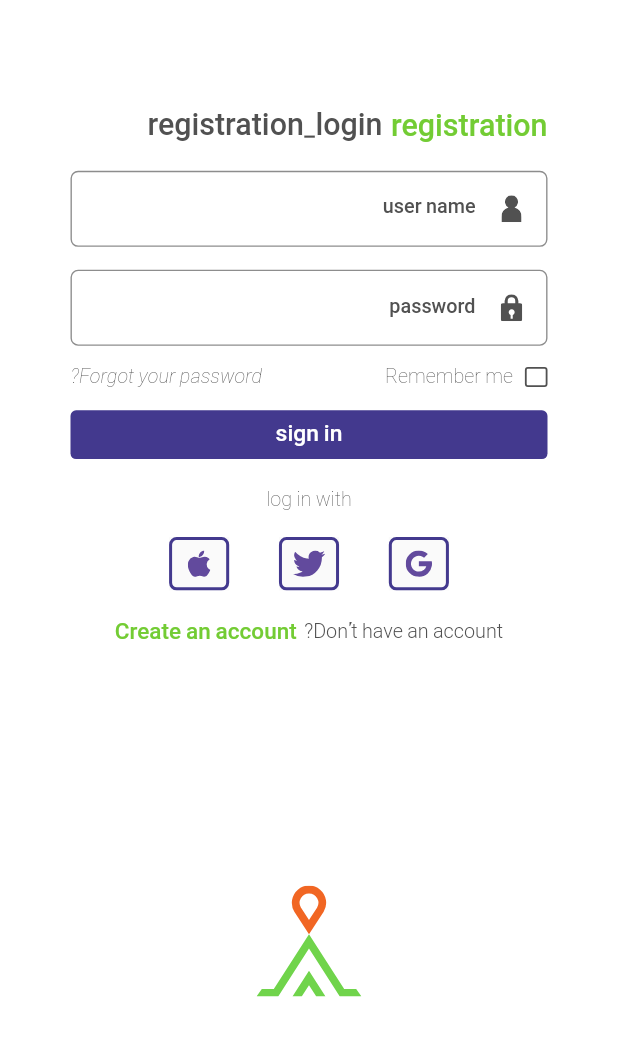
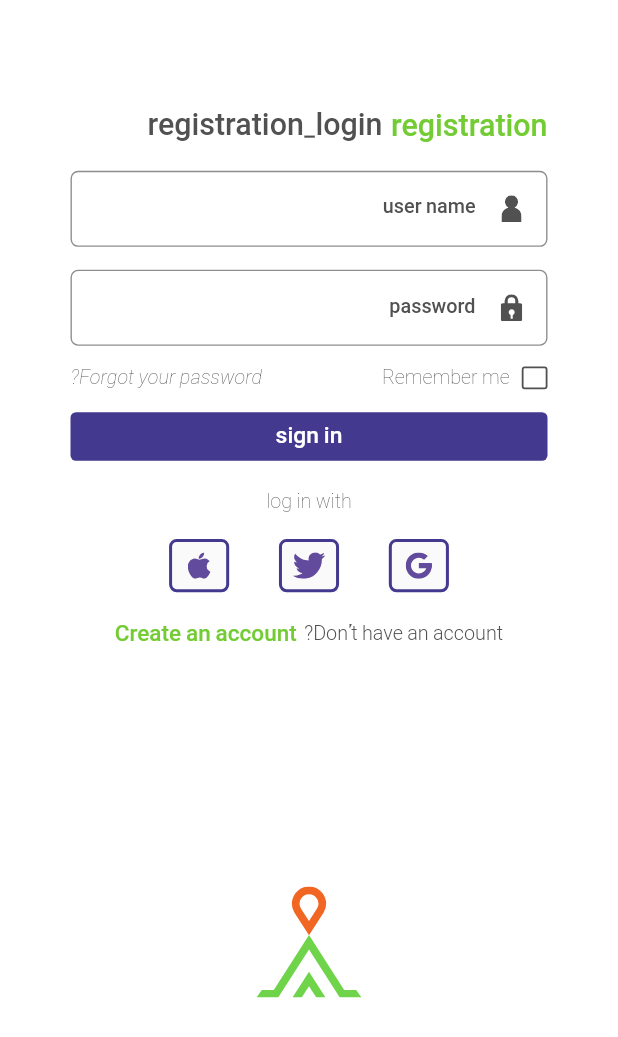
Before and after one commit to MahmedRahman/Tirhaly, a Flutter app: the LoginView screen opened directly, after a tap on "sign in", on a phone screen of 412 x 824 dp. Shown: the top 1037 px of the screen. Run offline on Flutter 3.47's test engine with Material 2 defaults, Android fonts, the phone set to English and light mode, and no system bars; our stand-ins replace animate_do, flutter_screenutil, flutter_svg, fluttertoast, get, page_transition and 2 more; statements that could not run were skipped.

Commit message:
fix checkbox

```diff
--- a/lib/features/auth/presentation/widgets/custom_titiled_check_box.dart
+++ b/lib/features/auth/presentation/widgets/custom_titiled_check_box.dart
@@ -29,21 +29,21 @@ class CustomTitledCheckBox extends StatelessWidget {
             child: Row(
               children: [
                 Container(
-                  width: 13.17.w,
-                  height: 13.17.h,
+                  width: 15.w,
+                  height: 15.h,
                   decoration: BoxDecoration(
                       borderRadius: BorderRadius.circular(2),
                       border: Border.all(color: Color(AppColors.KColorBlack), width: 1.2)),
-                  child: Visibility(
-                    visible: value,
-                    child: Center(
+                  child: Center(
+                    child: Visibility(
+                      visible: value,
                       child: Icon(
                         Icons.check,
                         color: Color(AppColors.KColorBlack),
-                        size: 13,
+                        size: 12,
                       ),
+                      replacement: SizedBox(),
                     ),
-                    replacement: SizedBox(),
                   ),
                 ),
                 SizedBox(width: 7.w),
```
